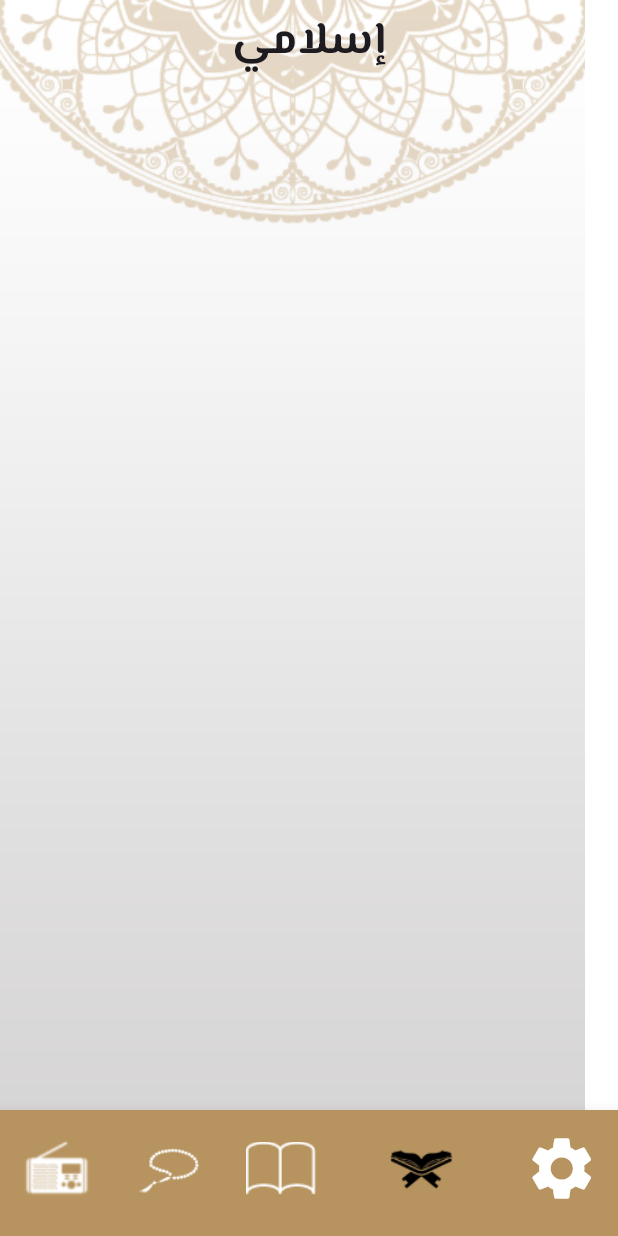
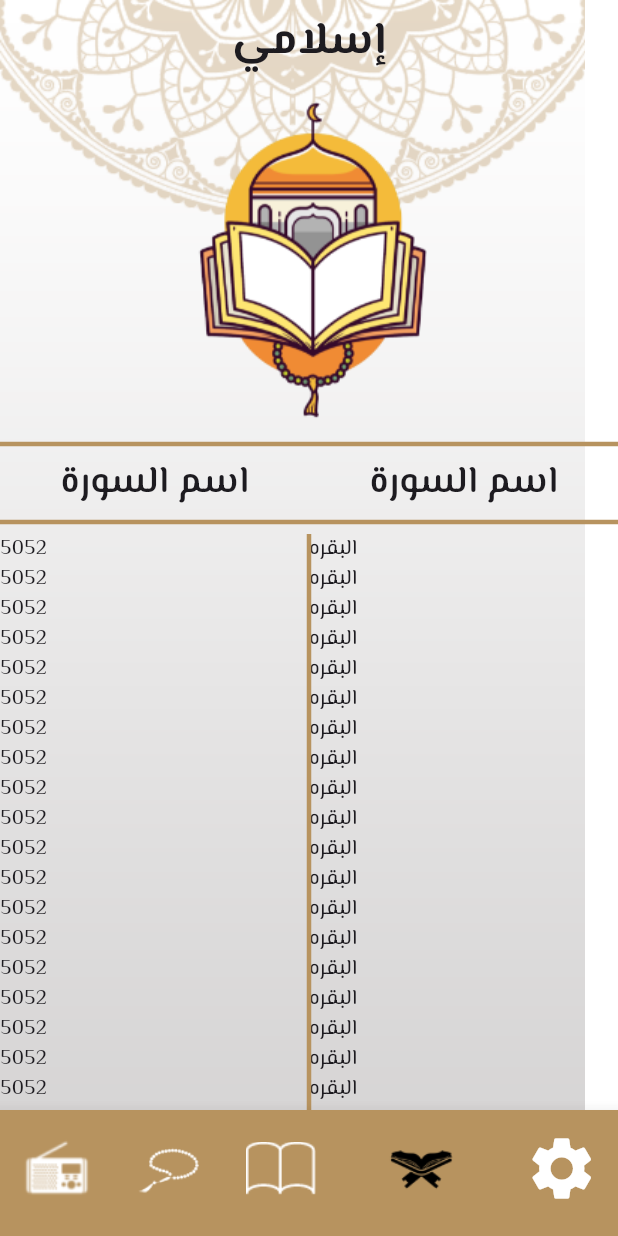
Before and after one commit to mohamedmagdi6/islami_app, a Flutter app: the screen it shows after launch, item 4 of the bottom bar chosen, on a phone screen of 412 x 824 dp. Run offline on Flutter 3.47's test engine with Material 3 defaults, Android fonts, the phone set to English and light mode, and no system bars.

Commit message:
table issue

```diff
--- a/lib/screens/home_screen.dart
+++ b/lib/screens/home_screen.dart
@@ -1,5 +1,4 @@
 import 'package:flutter/material.dart';
-import 'package:flutter/widgets.dart';
 import 'package:islami_app/constant.dart';
 import 'package:islami_app/taps/ahadeeth_tab.dart';
 import 'package:islami_app/taps/quraan_tab.dart';
--- a/lib/taps/quraan_tab.dart
+++ b/lib/taps/quraan_tab.dart
@@ -1,10 +1,120 @@
 import 'package:flutter/material.dart';
+import 'package:islami_app/constant.dart';
 
 class QuraanTab extends StatelessWidget {
   const QuraanTab({super.key});
 
   @override
   Widget build(BuildContext context) {
-    return Container();
+    return Column(
+      children: [
+        Image.asset('assets/images/qur2an_screen_logo.png'),
+        SizedBox(
+          height: 5,
+        ),
+        Divider(
+          thickness: 3,
+          color: kPrimaryColor,
+        ),
+        Row(
+          mainAxisAlignment: MainAxisAlignment.spaceAround,
+          children: [
+            Text(
+              'اسم السورة',
+              style: TextStyle(
+                fontWeight: FontWeight.w600,
+                fontSize: 25,
+              ),
+            ),
+            Text(
+              'اسم السورة',
+              style: TextStyle(
+                fontWeight: FontWeight.w600,
+                fontSize: 25,
+              ),
+            ),
+          ],
+        ),
+        Divider(
+          thickness: 3,
+          color: kPrimaryColor,
+        ),
+        Expanded(
+          child: SingleChildScrollView(
+            child: SizedBox(
+              child: Table(
+                border: TableBorder(
+                    verticalInside: BorderSide(
+                  color: kPrimaryColor,
+                  width: 3,
+                )),
+                children: [
+                  TableRow(children: [
+                    Column(
+                      children: [
+                        ListView.builder(
+                            shrinkWrap: true,
+                            itemCount: 50,
+                            itemBuilder: (context, index) {
+                              return Text('5052');
+                            })
+                      ],
+                    ),
+                    Column(
+                      children: [
+                        ListView.builder(
+                            shrinkWrap: true,
+                            itemCount: 50,
+                            itemBuilder: (context, index) {
+                              return Text('البقره');
+                            })
+                      ],
+                    )
+                  ])
+                ],
+              ),
+            ),
+          ),
+        )
+      ],
+    );
   }
 }
+
+class QuraanRoq extends StatelessWidget {
+  const QuraanRoq({
+    super.key,
+  });
+
+  @override
+  Widget build(BuildContext context) {
+    return Row(
+      crossAxisAlignment: CrossAxisAlignment.start,
+      children: [
+        Expanded(
+          child: Padding(
+            padding: const EdgeInsets.only(top: 80),
+            child: Column(
+              children: [],
+            ),
+          ),
+        ),
+        Container(
+          width: 3,
+          height: 1000,
+          color: kPrimaryColor,
+        ),
+        Expanded(
+          child: Padding(
+            padding: const EdgeInsets.only(top: 80),
+            child: Column(
+              children: [
+                Text('data'),
+              ],
+            ),
+          ),
+        ),
+      ],
+    );
+  }
+}
```
